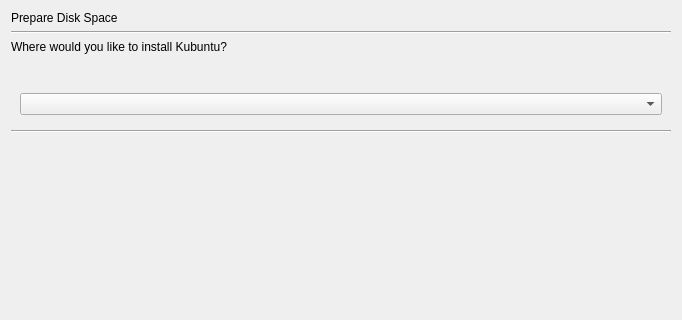
Qt form ubiquity-frontend-dvkbuntu/stepPartAuto.ui (handyopensource/dvkbuntu-ppa-1910) before a commit; both pictures show x 0 to 682 and y 0 to 320 of the 682 by 486 pixel window.
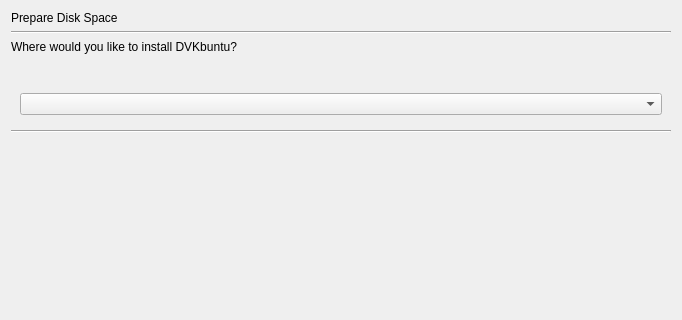
The same form after that commit.

```diff
--- a/ubiquity-frontend-dvkbuntu/stepPartAuto.ui
+++ b/ubiquity-frontend-dvkbuntu/stepPartAuto.ui
@@ -31,7 +31,7 @@
    <item>
     <widget class="QLabel" name="part_auto_comment_label">
      <property name="text">
-      <string>Where would you like to install Kubuntu?</string>
+      <string>Where would you like to install DVKbuntu?</string>
      </property>
     </widget>
    </item>
```
